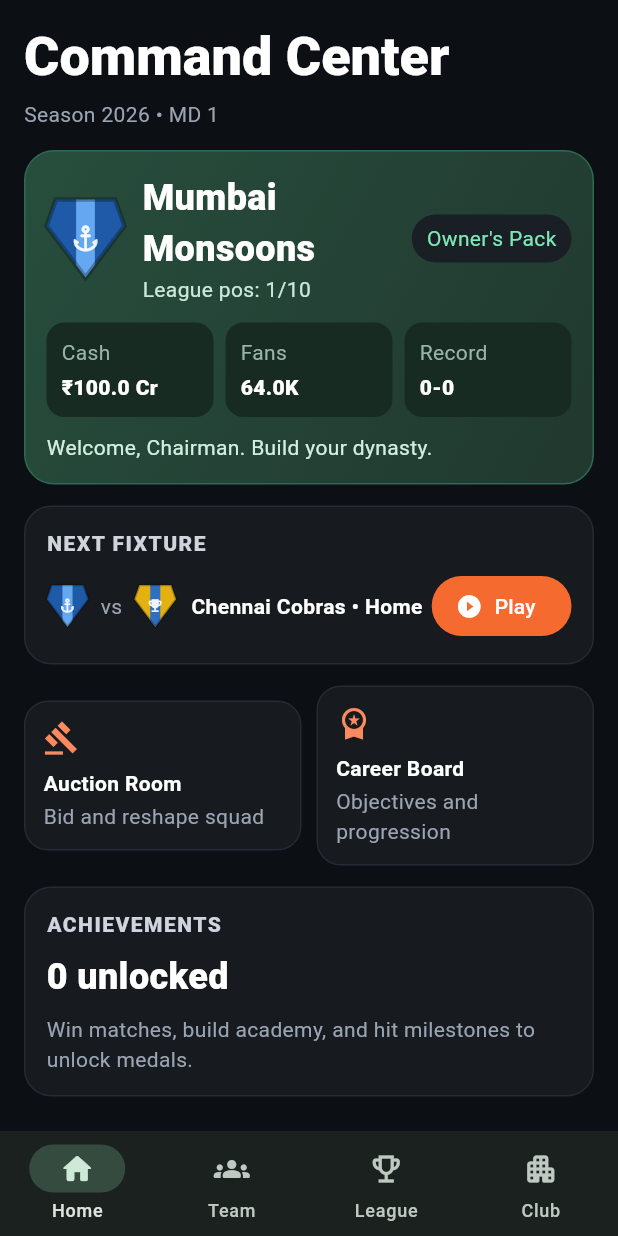
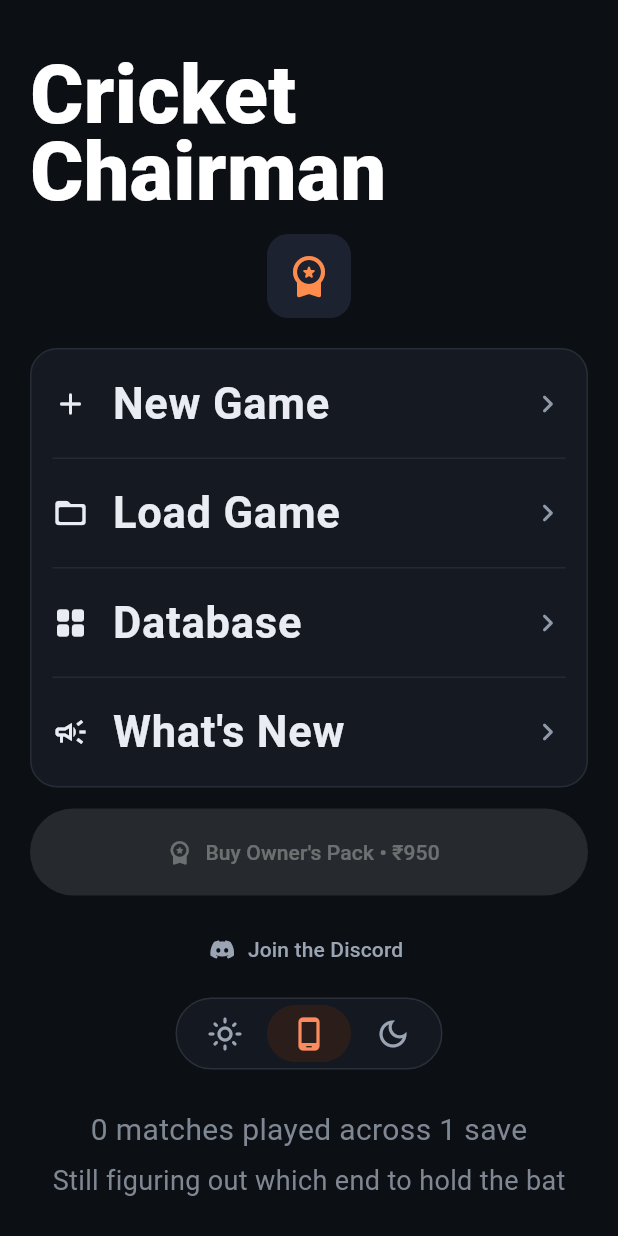
Before and after one commit to panshul-07/ayzcric, a Flutter app: the screen it shows after launch, on a phone screen of 412 x 824 dp. Run offline on Flutter 3.47's test engine with Material 3 defaults, Android fonts, the phone set to English and light mode, and no system bars; our stand-ins replace in_app_purchase, shared_preferences; accounts and stored records are empty.

Commit message:
Add opening startup UI and launch flow before game tabs

```diff
--- a/cricket_manager_app/lib/main.dart
+++ b/cricket_manager_app/lib/main.dart
@@ -6,6 +6,7 @@
 import 'screens/dashboard_screen.dart';
 import 'screens/finance_screen.dart';
 import 'screens/league_screen.dart';
+import 'screens/opening_screen.dart';
 import 'screens/squad_screen.dart';
 import 'services/iap_scope.dart';
 import 'services/iap_service.dart';
@@ -25,6 +26,7 @@
   late final GameController _controller;
   late final IapService _iapService;
   int _index = 0;
+  bool _inGame = false;
   bool _achievementShowing = false;
 
   @override
@@ -171,12 +173,26 @@
             ),
           ),
           themeMode: ThemeMode.dark,
-          home: Scaffold(
+          builder: (context, child) {
+            final media = MediaQuery.of(context);
+            return MediaQuery(
+              data: media.copyWith(
+                textScaler: media.textScaler.clamp(
+                  minScaleFactor: 0.9,
+                  maxScaleFactor: 1.15,
+                ),
+              ),
+              child: child!,
+            );
+          },
+          home: _inGame
+              ? Scaffold(
                   body: SafeArea(child: pages[_index]),
                   bottomNavigationBar: NavigationBar(
                     height: 70,
                     selectedIndex: _index,
-              onDestinationSelected: (index) => setState(() => _index = index),
+                    onDestinationSelected: (index) =>
+                        setState(() => _index = index),
                     destinations: const [
                       NavigationDestination(
                         icon: Icon(Icons.home_rounded),
@@ -196,6 +212,23 @@
                       ),
                     ],
                   ),
+                )
+              : Scaffold(
+                  body: SafeArea(
+                    child: OpeningScreen(
+                      onContinue: () => setState(() {
+                        _index = 0;
+                        _inGame = true;
+                      }),
+                      onNewGame: () {
+                        _controller.restartCareer();
+                        setState(() {
+                          _index = 0;
+                          _inGame = true;
+                        });
+                      },
+                    ),
+                  ),
                 ),
         ),
       ),
--- /dev/null
+++ b/cricket_manager_app/lib/screens/opening_screen.dart
@@ -0,0 +1,300 @@
+import 'package:flutter/material.dart';
+
+import '../game/game_scope.dart';
+import '../services/iap_scope.dart';
+import '../services/iap_service.dart';
+
+class OpeningScreen extends StatefulWidget {
+  const OpeningScreen({
+    super.key,
+    required this.onContinue,
+    required this.onNewGame,
+  });
+
+  final VoidCallback onContinue;
+  final VoidCallback onNewGame;
+
+  @override
+  State<OpeningScreen> createState() => _OpeningScreenState();
+}
+
+class _OpeningScreenState extends State<OpeningScreen> {
+  int _themeIndex = 1;
+
+  @override
+  Widget build(BuildContext context) {
+    final controller = GameScope.of(context);
+    final iap = IapScope.of(context);
+    final hasSave =
+        controller.matchesPlayed > 0 || controller.userTeam.wins > 0;
+
+    return ListenableBuilder(
+      listenable: iap,
+      builder: (context, _) {
+        return ListView(
+          padding: const EdgeInsets.fromLTRB(20, 20, 20, 30),
+          children: [
+            const SizedBox(height: 18),
+            const Text(
+              'Cricket\nChairman',
+              style: TextStyle(
+                color: Colors.white,
+                fontSize: 54,
+                height: 0.94,
+                fontWeight: FontWeight.w900,
+              ),
+            ),
+            const SizedBox(height: 16),
+            Center(
+              child: Container(
+                height: 56,
+                width: 56,
+                decoration: BoxDecoration(
+                  borderRadius: BorderRadius.circular(14),
+                  color: const Color(0xFF1C2230),
+                ),
+                child: const Icon(
+                  Icons.workspace_premium_rounded,
+                  color: Color(0xFFFD8C4D),
+                  size: 32,
+                ),
+              ),
+            ),
+            const SizedBox(height: 20),
+            if (hasSave)
+              Container(
+                margin: const EdgeInsets.only(bottom: 12),
+                padding: const EdgeInsets.all(14),
+                decoration: BoxDecoration(
+                  borderRadius: BorderRadius.circular(18),
+                  color: const Color(0xFF151A22),
+                  border: Border.all(color: const Color(0xFFFB8B5E)),
+                ),
+                child: Row(
+                  children: [
+                    Container(
+                      padding: const EdgeInsets.all(6),
+                      decoration: BoxDecoration(
+                        color: const Color(0xFF202834),
+                        borderRadius: BorderRadius.circular(999),
+                      ),
+                      child: const Icon(
+                        Icons.shield_rounded,
+                        color: Color(0xFF6CB5FF),
+                      ),
+                    ),
+                    const SizedBox(width: 10),
+                    Expanded(
+                      child: Column(
+                        crossAxisAlignment: CrossAxisAlignment.start,
+                        children: [
+                          Text(
+                            controller.userTeam.name,
+                            style: const TextStyle(
+                              color: Colors.white,
+                              fontSize: 24,
+                              fontWeight: FontWeight.w800,
+                            ),
+                          ),
+                          Text(
+                            '${controller.seasonYear} • MD ${controller.matchesPlayed + 1} • ${controller.matchesPlayed} matches played',
+                            style: const TextStyle(color: Color(0xFF9AA4B2)),
+                          ),
+                        ],
+                      ),
+                    ),
+                    IconButton(
+                      onPressed: widget.onContinue,
+                      icon: const Icon(
+                        Icons.arrow_forward_ios_rounded,
+                        color: Color(0xFFFB8B5E),
+                      ),
+                    ),
+                  ],
+                ),
+              ),
+            Container(
+              decoration: BoxDecoration(
+                borderRadius: BorderRadius.circular(18),
+                color: const Color(0xFF151A22),
+                border: Border.all(color: const Color(0xFF272D37)),
+              ),
+              child: Column(
+                children: [
+                  _menuTile(
+                    icon: Icons.add_rounded,
+                    title: 'New Game',
+                    onTap: widget.onNewGame,
+                  ),
+                  _divider(),
+                  _menuTile(
+                    icon: Icons.folder_open_rounded,
+                    title: 'Load Game',
+                    onTap: widget.onContinue,
+                  ),
+                  _divider(),
+                  _menuTile(
+                    icon: Icons.grid_view_rounded,
+                    title: 'Database',
+                    onTap: () => _showInfoDialog(
+                      title: 'Database',
+                      message:
+                          'Player pool, traits, and team metadata are generated fresh each career.',
+                    ),
+                  ),
+                  _divider(),
+                  _menuTile(
+                    icon: Icons.campaign_outlined,
+                    title: 'What\'s New',
+                    onTap: () => _showInfoDialog(
+                      title: 'What\'s New',
+                      message:
+                          'New opening UI, academy tiers, achievements popups, club action shortcuts, and updated league flow.',
+                    ),
+                  ),
+                ],
+              ),
+            ),
+            const SizedBox(height: 14),
+            FilledButton.icon(
+              style: FilledButton.styleFrom(
+                minimumSize: const Size.fromHeight(58),
+                backgroundColor: const Color(0xFFF1BF15),
+                foregroundColor: const Color(0xFF1C1605),
+              ),
+              onPressed: iap.storeAvailable && !iap.loading
+                  ? () => iap.buyProduct(IapService.ownersPackId)
+                  : null,
+              icon: const Icon(Icons.workspace_premium_rounded),
+              label: Text(
+                'Buy Owner\'s Pack • ${iap.displayPrice(IapService.ownersPackId)}',
+              ),
+            ),
+            const SizedBox(height: 12),
+            Center(
+              child: TextButton.icon(
+                onPressed: null,
+                icon: const Icon(Icons.discord, color: Color(0xFF9AA4B2)),
+                label: const Text(
+                  'Join the Discord',
+                  style: TextStyle(color: Color(0xFF9AA4B2)),
+                ),
+              ),
+            ),
+            const SizedBox(height: 8),
+            Center(
+              child: Container(
+                padding: const EdgeInsets.all(4),
+                decoration: BoxDecoration(
+                  borderRadius: BorderRadius.circular(999),
+                  color: const Color(0xFF131821),
+                  border: Border.all(color: const Color(0xFF2A3039)),
+                ),
+                child: Row(
+                  mainAxisSize: MainAxisSize.min,
+                  children: [
+                    _themeButton(0, Icons.light_mode_outlined),
+                    _themeButton(1, Icons.phone_android_rounded),
+                    _themeButton(2, Icons.dark_mode_outlined),
+                  ],
+                ),
+              ),
+            ),
+            const SizedBox(height: 26),
+            Center(
+              child: Text(
+                '${controller.matchesPlayed} matches played across 1 save',
+                style: const TextStyle(color: Color(0xFF7F8793), fontSize: 20),
+              ),
+            ),
+            const SizedBox(height: 6),
+            const Center(
+              child: Text(
+                'Still figuring out which end to hold the bat',
+                style: TextStyle(color: Color(0xFF7F8793), fontSize: 18),
+              ),
+            ),
+          ],
+        );
+      },
+    );
+  }
+
+  Widget _divider() {
+    return const Divider(
+      height: 1,
+      thickness: 1,
+      color: Color(0xFF232A34),
+      indent: 14,
+      endIndent: 14,
+    );
+  }
+
+  Widget _menuTile({
+    required IconData icon,
+    required String title,
+    required VoidCallback onTap,
+  }) {
+    return ListTile(
+      onTap: onTap,
+      leading: Icon(icon, color: const Color(0xFFE9EDF3)),
+      title: Text(
+        title,
+        style: const TextStyle(
+          color: Color(0xFFE9EDF3),
+          fontWeight: FontWeight.w700,
+          fontSize: 29,
+        ),
+      ),
+      trailing: const Icon(
+        Icons.chevron_right_rounded,
+        color: Color(0xFF8F99A8),
+      ),
+      contentPadding: const EdgeInsets.symmetric(horizontal: 14, vertical: 6),
+    );
+  }
+
+  Widget _themeButton(int index, IconData icon) {
+    final selected = _themeIndex == index;
+    return InkWell(
+      onTap: () => setState(() => _themeIndex = index),
+      borderRadius: BorderRadius.circular(999),
+      child: Container(
+        height: 38,
+        width: 56,
+        decoration: BoxDecoration(
+          borderRadius: BorderRadius.circular(999),
+          color: selected ? const Color(0xFF2B1E1A) : null,
+        ),
+        child: Icon(
+          icon,
+          color: selected ? const Color(0xFFFB8B5E) : const Color(0xFF9AA4B2),
+        ),
+      ),
+    );
+  }
+
+  Future<void> _showInfoDialog({
+    required String title,
+    required String message,
+  }) async {
+    if (!mounted) return;
+    await showDialog<void>(
+      context: context,
+      builder: (context) => AlertDialog(
+        backgroundColor: const Color(0xFF151A22),
+        title: Text(title, style: const TextStyle(color: Colors.white)),
+        content: Text(
+          message,
+          style: const TextStyle(color: Color(0xFFC8CFD8)),
+        ),
+        actions: [
+          TextButton(
+            onPressed: () => Navigator.of(context).pop(),
+            child: const Text('Close'),
+          ),
+        ],
+      ),
+    );
+  }
+}
```
Also changed, not shown: 1 other file. Lines whose indentation alone changed are shown as unchanged.
